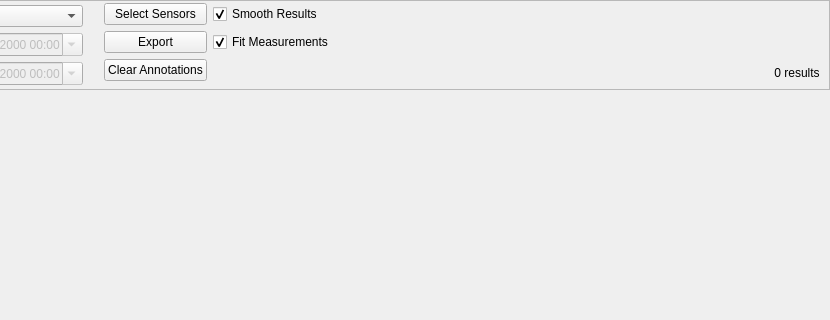
The window that manager/src/PlotWidget.ui (porkmarks/sense) describes before a commit, drawn with Qt 5; both pictures show x 111 to 941 and y 0 to 320 of the 941 by 849 pixel window.
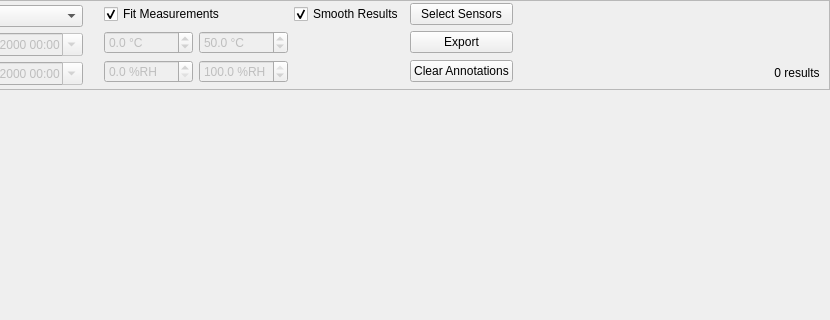
The same window after the commit. Icons and pictures are not drawn.

Commit message: Added custom range for the plot

Diff of the .ui file:
```diff
--- a/manager/src/PlotWidget.ui
+++ b/manager/src/PlotWidget.ui
@@ -243,59 +243,6 @@
          <property name="bottomMargin">
           <number>2</number>
          </property>
-         <item row="3" column="1">
-          <widget class="QPushButton" name="clearAnnotations">
-           <property name="text">
-            <string>Clear Annotations</string>
-           </property>
-           <property name="icon">
-            <iconset resource="../res/res.qrc">
-             <normaloff>:/icons/ui/remove.png</normaloff>:/icons/ui/remove.png</iconset>
-           </property>
-          </widget>
-         </item>
-         <item row="2" column="1">
-          <widget class="QPushButton" name="exportData">
-           <property name="text">
-            <string>Export</string>
-           </property>
-           <property name="icon">
-            <iconset resource="../res/res.qrc">
-             <normaloff>:/icons/ui/export.png</normaloff>:/icons/ui/export.png</iconset>
-           </property>
-          </widget>
-         </item>
-         <item row="2" column="2">
-          <widget class="QCheckBox" name="fitMeasurements">
-           <property name="text">
-            <string>Fit Measurements</string>
-           </property>
-           <property name="checked">
-            <bool>true</bool>
-           </property>
-          </widget>
-         </item>
-         <item row="0" column="2">
-          <widget class="QCheckBox" name="useSmoothing">
-           <property name="text">
-            <string>Smooth Results</string>
-           </property>
-           <property name="checked">
-            <bool>true</bool>
-           </property>
-          </widget>
-         </item>
-         <item row="0" column="1">
-          <widget class="QPushButton" name="selectSensors">
-           <property name="text">
-            <string>Select Sensors</string>
-           </property>
-           <property name="icon">
-            <iconset resource="../res/res.qrc">
-             <normaloff>:/icons/ui/sensor.png</normaloff>:/icons/ui/sensor.png</iconset>
-           </property>
-          </widget>
-         </item>
          <item row="4" column="1">
           <spacer name="verticalSpacer_2">
            <property name="orientation">
@@ -309,7 +256,45 @@
            </property>
           </spacer>
          </item>
-         <item row="2" column="3">
+         <item row="2" column="4">
+          <widget class="QDoubleSpinBox" name="maxTemperature">
+           <property name="enabled">
+            <bool>false</bool>
+           </property>
+           <property name="suffix">
+            <string> °C</string>
+           </property>
+           <property name="decimals">
+            <number>1</number>
+           </property>
+           <property name="minimum">
+            <double>-100.000000000000000</double>
+           </property>
+           <property name="maximum">
+            <double>100.000000000000000</double>
+           </property>
+           <property name="value">
+            <double>50.000000000000000</double>
+           </property>
+          </widget>
+         </item>
+         <item row="3" column="4">
+          <widget class="QDoubleSpinBox" name="maxHumidity">
+           <property name="enabled">
+            <bool>false</bool>
+           </property>
+           <property name="suffix">
+            <string> %RH</string>
+           </property>
+           <property name="decimals">
+            <number>1</number>
+           </property>
+           <property name="value">
+            <double>100.000000000000000</double>
+           </property>
+          </widget>
+         </item>
+         <item row="2" column="7">
           <spacer name="horizontalSpacer">
            <property name="orientation">
             <enum>Qt::Horizontal</enum>
@@ -322,6 +307,91 @@
            </property>
           </spacer>
          </item>
+         <item row="0" column="3" colspan="2">
+          <widget class="QCheckBox" name="fitMeasurements">
+           <property name="text">
+            <string>Fit Measurements</string>
+           </property>
+           <property name="checked">
+            <bool>true</bool>
+           </property>
+          </widget>
+         </item>
+         <item row="3" column="3">
+          <widget class="QDoubleSpinBox" name="minHumidity">
+           <property name="enabled">
+            <bool>false</bool>
+           </property>
+           <property name="suffix">
+            <string> %RH</string>
+           </property>
+           <property name="decimals">
+            <number>1</number>
+           </property>
+          </widget>
+         </item>
+         <item row="2" column="3">
+          <widget class="QDoubleSpinBox" name="minTemperature">
+           <property name="enabled">
+            <bool>false</bool>
+           </property>
+           <property name="suffix">
+            <string> °C</string>
+           </property>
+           <property name="decimals">
+            <number>1</number>
+           </property>
+           <property name="minimum">
+            <double>-100.000000000000000</double>
+           </property>
+           <property name="maximum">
+            <double>150.000000000000000</double>
+           </property>
+          </widget>
+         </item>
+         <item row="0" column="6">
+          <widget class="QPushButton" name="selectSensors">
+           <property name="text">
+            <string>Select Sensors</string>
+           </property>
+           <property name="icon">
+            <iconset resource="../res/res.qrc">
+             <normaloff>:/icons/ui/sensor.png</normaloff>:/icons/ui/sensor.png</iconset>
+           </property>
+          </widget>
+         </item>
+         <item row="2" column="6">
+          <widget class="QPushButton" name="exportData">
+           <property name="text">
+            <string>Export</string>
+           </property>
+           <property name="icon">
+            <iconset resource="../res/res.qrc">
+             <normaloff>:/icons/ui/export.png</normaloff>:/icons/ui/export.png</iconset>
+           </property>
+          </widget>
+         </item>
+         <item row="3" column="6">
+          <widget class="QPushButton" name="clearAnnotations">
+           <property name="text">
+            <string>Clear Annotations</string>
+           </property>
+           <property name="icon">
+            <iconset resource="../res/res.qrc">
+             <normaloff>:/icons/ui/remove.png</normaloff>:/icons/ui/remove.png</iconset>
+           </property>
+          </widget>
+         </item>
+         <item row="0" column="5">
+          <widget class="QCheckBox" name="useSmoothing">
+           <property name="text">
+            <string>Smooth Results</string>
+           </property>
+           <property name="checked">
+            <bool>true</bool>
+           </property>
+          </widget>
+         </item>
         </layout>
        </widget>
       </item>
```
Left out of the diff: 64 changed lines with no effect on the pictures. The commit also changes 1 other file.
